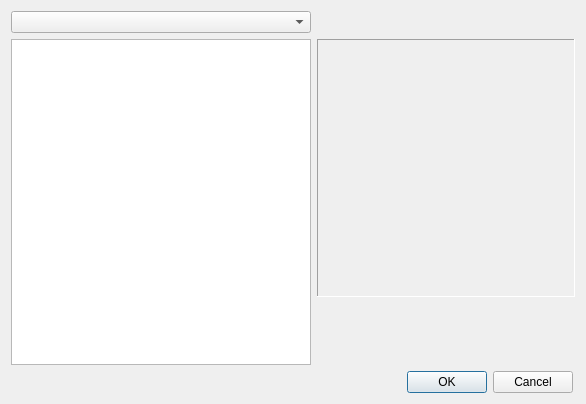
This is DialogSavedata.ui in Takashi-Inoue/EzPuzzles as Qt 5 draws it before an edit. The edited form follows.
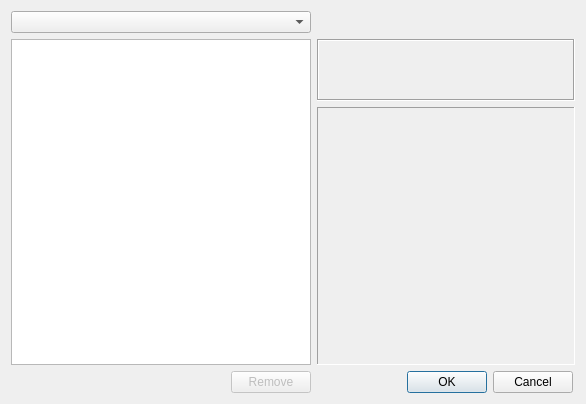
This is the edited form. Icons and pictures are not drawn. Custom widgets are drawn as their Qt base class.

```diff
--- a/DialogSavedata.ui
+++ b/DialogSavedata.ui
@@ -66,6 +66,55 @@
      </item>
      <item row="1" column="1">
       <layout class="QVBoxLayout" name="verticalLayout">
+       <item>
+        <widget class="QFrame" name="frame_2">
+         <property name="sizePolicy">
+          <sizepolicy hsizetype="Minimum" vsizetype="Minimum">
+           <horstretch>0</horstretch>
+           <verstretch>0</verstretch>
+          </sizepolicy>
+         </property>
+         <property name="frameShape">
+          <enum>QFrame::Box</enum>
+         </property>
+         <property name="frameShadow">
+          <enum>QFrame::Sunken</enum>
+         </property>
+         <layout class="QGridLayout" name="gridLayout_4">
+          <property name="leftMargin">
+           <number>0</number>
+          </property>
+          <property name="topMargin">
+           <number>0</number>
+          </property>
+          <property name="rightMargin">
+           <number>0</number>
+          </property>
+          <property name="bottomMargin">
+           <number>0</number>
+          </property>
+          <property name="spacing">
+           <number>0</number>
+          </property>
+          <item row="0" column="0">
+           <widget class="QLabel" name="labelInformations">
+            <property name="sizePolicy">
+             <sizepolicy hsizetype="Expanding" vsizetype="Expanding">
+              <horstretch>0</horstretch>
+              <verstretch>0</verstretch>
+             </sizepolicy>
+            </property>
+            <property name="frameShape">
+             <enum>QFrame::NoFrame</enum>
+            </property>
+            <property name="alignment">
+             <set>Qt::AlignLeading|Qt::AlignLeft|Qt::AlignTop</set>
+            </property>
+           </widget>
+          </item>
+         </layout>
+        </widget>
+       </item>
        <item>
         <widget class="QFrame" name="frame">
          <property name="sizePolicy">
@@ -121,19 +170,40 @@
          </layout>
         </widget>
        </item>
+      </layout>
+     </item>
+     <item row="2" column="0">
+      <layout class="QHBoxLayout" name="horizontalLayout">
        <item>
-        <spacer name="verticalSpacer">
+        <spacer name="horizontalSpacer">
          <property name="orientation">
-          <enum>Qt::Vertical</enum>
+          <enum>Qt::Horizontal</enum>
          </property>
          <property name="sizeHint" stdset="0">
           <size>
-           <width>20</width>
-           <height>40</height>
+           <width>40</width>
+           <height>20</height>
           </size>
          </property>
         </spacer>
        </item>
+       <item>
+        <widget class="QPushButton" name="pushButtonRemove">
+         <property name="enabled">
+          <bool>false</bool>
+         </property>
+         <property name="text">
+          <string>Remove</string>
+         </property>
+         <property name="icon">
+          <iconset resource="resource.qrc">
+           <normaloff>:/ico/exit</normaloff>:/ico/exit</iconset>
+         </property>
+         <property name="autoDefault">
+          <bool>false</bool>
+         </property>
+        </widget>
+       </item>
       </layout>
      </item>
     </layout>
```
Left out of the diff: 4 changed lines with no effect on the pictures.
